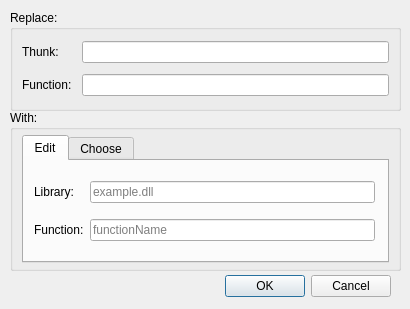
The window that patcher/replacements.ui (hasherezade/IAT_patcher) describes before a commit, drawn with Qt 5.
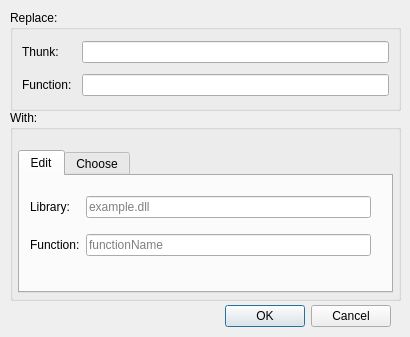
The same window after the commit.

Commit message: [REFACT] Changes in ReplacementsWindow layout.

Patch:
```diff
--- a/patcher/replacements.ui
+++ b/patcher/replacements.ui
@@ -10,7 +10,7 @@
     <x>0</x>
     <y>0</y>
     <width>410</width>
-    <height>309</height>
+    <height>337</height>
    </rect>
   </property>
   <property name="sizePolicy">
@@ -50,7 +50,7 @@
    <property name="geometry">
     <rect>
      <x>10</x>
-     <y>270</y>
+     <y>300</y>
      <width>381</width>
      <height>32</height>
     </rect>
@@ -150,7 +150,7 @@
      <x>10</x>
      <y>110</y>
      <width>391</width>
-     <height>161</height>
+     <height>191</height>
     </rect>
    </property>
    <property name="sizePolicy">
@@ -170,13 +170,13 @@
    </property>
    <layout class="QGridLayout" name="gridLayout_4">
     <property name="leftMargin">
-     <number>9</number>
+     <number>5</number>
     </property>
     <property name="topMargin">
-     <number>5</number>
+     <number>20</number>
     </property>
     <property name="rightMargin">
-     <number>9</number>
+     <number>5</number>
     </property>
     <property name="bottomMargin">
      <number>5</number>
```
